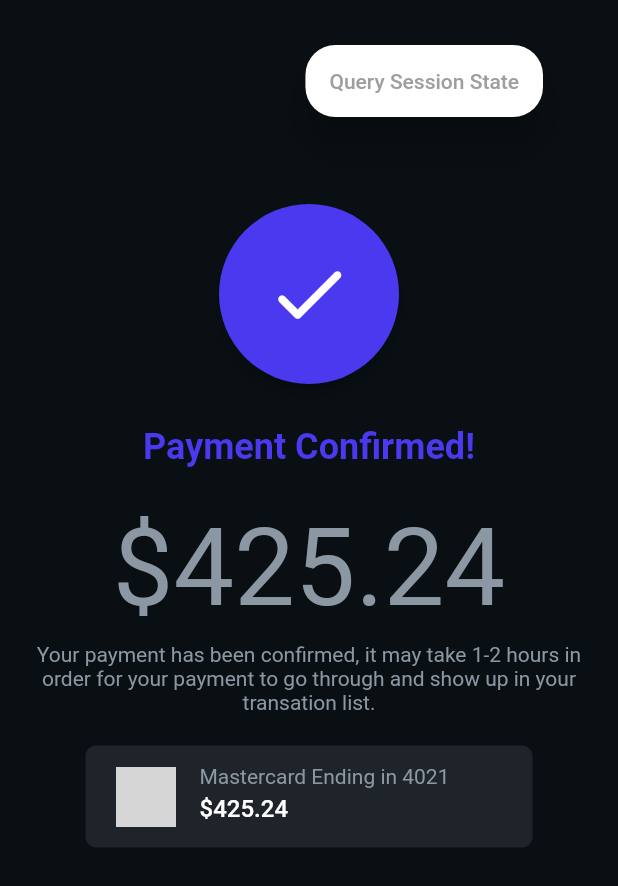
After one commit to GabrielMarcus1/Gabe, a Flutter app: the PaymentconfirmationWidget screen opened directly, on a phone screen of 412 x 824 dp. The commit adds this screen. Shown: the top 886 px of the screen. Run offline on Flutter 3.47's test engine with Material 2 defaults, Android fonts, the phone set to English and light mode, and no system bars; Roboto replaces fonts that are missing (Lexend Deca); grey boxes are pictures that could not be loaded.

Commit message:
Payment status added

```diff
--- a/lib/PaymentPopUpConfirmation.dart
+++ b/lib/PaymentPopUpConfirmation.dart
@@ -5,7 +5,7 @@ import 'package:flutter/material.dart';
 //import 'package:google_fonts/google_fonts.dart';
 
 class PaymentPopUpWidget extends StatefulWidget {
-  const PaymentPopUpWidget({Key? key, required}) : super(key: key);
+  const PaymentPopUpWidget({Key? key}) : super(key: key);
 
   @override
   _PaymentPopUpWidgetState createState() => _PaymentPopUpWidgetState();
--- /dev/null
+++ b/lib/PaymentStatus.dart
@@ -0,0 +1,211 @@
+//import '../flutter_flow/flutter_flow_icon_button.dart';
+//import '../flutter_flow/flutter_flow_theme.dart';
+//import '../flutter_flow/flutter_flow_util.dart';
+//import '../flutter_flow/flutter_flow_widgets.dart';
+import 'package:flutter/material.dart';
+//import 'package:google_fonts/google_fonts.dart';
+
+class PaymentconfirmationWidget extends StatefulWidget {
+  const PaymentconfirmationWidget({Key? key}) : super(key: key);
+
+  @override
+  _PaymentconfirmationWidgetState createState() =>
+      _PaymentconfirmationWidgetState();
+}
+
+class _PaymentconfirmationWidgetState extends State<PaymentconfirmationWidget> {
+  final scaffoldKey = GlobalKey<ScaffoldState>();
+
+  @override
+  Widget build(BuildContext context) {
+    return Scaffold(
+      key: scaffoldKey,
+      backgroundColor: Color(0xFF090F13),
+      body: SafeArea(
+        child: Column(
+          mainAxisSize: MainAxisSize.max,
+          children: [
+            Padding(
+              padding: EdgeInsetsDirectional.fromSTEB(20, 0, 20, 0),
+              child: Row(
+                mainAxisSize: MainAxisSize.max,
+                mainAxisAlignment: MainAxisAlignment.end,
+                children: [
+                  Card(
+                    elevation: 10,
+                    shape: const RoundedRectangleBorder(
+                      borderRadius: BorderRadius.all(Radius.circular(20)),
+                    ),
+                    margin: const EdgeInsets.all(30),
+                    child: MaterialButton(
+                      child: const Text(
+                        'Query Session State',
+                        style: TextStyle(color: Colors.grey),
+                      ),
+                      onPressed: () {
+                        // fuction();
+                      },
+                    ),
+                  ),
+                ],
+              ),
+            ),
+            Padding(
+              padding: EdgeInsetsDirectional.fromSTEB(0, 24, 0, 0),
+              child: Card(
+                clipBehavior: Clip.antiAliasWithSaveLayer,
+                color: Color(0xFF4B39EF),
+                elevation: 3,
+                shape: RoundedRectangleBorder(
+                  borderRadius: BorderRadius.circular(70),
+                ),
+                child: Padding(
+                  padding: EdgeInsetsDirectional.fromSTEB(30, 30, 30, 30),
+                  child: Icon(
+                    Icons.check_rounded,
+                    color: Colors.white,
+                    size: 60,
+                  ),
+                ),
+              ),
+            ),
+            Padding(
+              padding: EdgeInsetsDirectional.fromSTEB(0, 24, 0, 0),
+              child: Text(
+                'Payment Confirmed!', //add backend of payment confirmed or denied or pending
+                style: TextStyle(
+                  fontFamily: 'Lexend Deca',
+                  color: Color(0xFF4B39EF),
+                  fontSize: 24,
+                  fontWeight: FontWeight.bold,
+                ),
+              ),
+            ),
+            Padding(
+              padding: EdgeInsetsDirectional.fromSTEB(0, 24, 0, 0),
+              child: Text(
+                '\$425.24', //add backend of amount
+                style: TextStyle(
+                  fontFamily: 'Lexend Deca',
+                  color: Color(0xFF8B97A2),
+                  fontSize: 72,
+                  fontWeight: FontWeight.normal,
+                ),
+              ),
+            ),
+            Padding(
+              padding: EdgeInsetsDirectional.fromSTEB(24, 8, 24, 0),
+              child: Text(
+                'Your payment has been confirmed, it may take 1-2 hours in order for your payment to go through and show up in your transation list.',
+                textAlign: TextAlign.center,
+                style: TextStyle(
+                  fontFamily: 'Lexend Deca',
+                  color: Color(0xFF8B97A2),
+                  fontSize: 14,
+                  fontWeight: FontWeight.normal,
+                ),
+              ),
+            ),
+            Padding(
+              padding: EdgeInsetsDirectional.fromSTEB(0, 20, 0, 0),
+              child: Container(
+                width: 300,
+                height: 70,
+                decoration: BoxDecoration(
+                  color: Color(0xFF1E2429),
+                  borderRadius: BorderRadius.circular(8),
+                  border: Border.all(
+                    color: Color(0xFF090F13),
+                  ),
+                ),
+                child: Row(
+                  mainAxisSize: MainAxisSize.max,
+                  children: [
+                    Padding(
+                      padding: EdgeInsetsDirectional.fromSTEB(20, 0, 0, 0),
+                      child: Image.asset(
+                        'assets/images/masterCard@2x.png',
+                        width: 40,
+                        height: 40,
+                        fit: BoxFit.fitWidth,
+                      ),
+                    ),
+                    Padding(
+                      padding: EdgeInsetsDirectional.fromSTEB(16, 0, 0, 0),
+                      child: Column(
+                        mainAxisSize: MainAxisSize.max,
+                        mainAxisAlignment: MainAxisAlignment.center,
+                        crossAxisAlignment: CrossAxisAlignment.start,
+                        children: [
+                          Padding(
+                            padding: EdgeInsetsDirectional.fromSTEB(0, 0, 0, 4),
+                            child: Text(
+                              'Mastercard Ending in 4021',
+                              style: TextStyle(
+                                fontFamily: 'Lexend Deca',
+                                color: Color(0xFF8B97A2),
+                                fontSize: 14,
+                                fontWeight: FontWeight.normal,
+                              ),
+                            ),
+                          ),
+                          Padding(
+                            padding: EdgeInsetsDirectional.fromSTEB(0, 0, 0, 4),
+                            child: Text(
+                              '\$425.24',
+                              style: TextStyle(
+                                fontFamily: 'Lexend Deca',
+                                color: Colors.white,
+                                fontSize: 16,
+                                fontWeight: FontWeight.w500,
+                              ),
+                            ),
+                          ),
+                        ],
+                      ),
+                    ),
+                  ],
+                ),
+              ),
+            ),
+            /*  Expanded(
+              child: Padding(
+                padding: EdgeInsetsDirectional.fromSTEB(0, 0, 0, 32),
+                child: Column(
+                  mainAxisSize: MainAxisSize.max,
+                  mainAxisAlignment: MainAxisAlignment.end,
+                  children: [
+                    FFButtonWidget(
+                      onPressed: () {
+                        print('Button pressed ...');
+                      },
+                      text: 'Go Home',
+                      options: FFButtonOptions(
+                        width: 230,
+                        height: 50,
+                        color: Color(0xFF1E2429),
+                        textStyle:
+                            FlutterFlowTheme.of(context).subtitle2.override(
+                                  fontFamily: 'Lexend Deca',
+                                  color: Colors.white,
+                                  fontSize: 16,
+                                  fontWeight: FontWeight.w500,
+                                ),
+                        elevation: 0,
+                        borderSide: BorderSide(
+                          color: Colors.transparent,
+                          width: 1,
+                        ),
+                        borderRadius: 40,
+                      ),
+                    ),
+                  ],
+                ),
+              ),
+            ), */
+          ],
+        ),
+      ),
+    );
+  }
+}
--- a/lib/main.dart
+++ b/lib/main.dart
@@ -1,5 +1,6 @@
 import 'package:flutter/material.dart';
 import 'package:flutter_application_2/PaymentPopUpConfirmation.dart';
+import 'package:flutter_application_2/PaymentStatus.dart';
 import 'PaymentHistory.dart';
 import 'Settings.dart';
 
@@ -56,6 +57,17 @@ class FirstRoute extends StatelessWidget {
                   );
             },
           ),
+          new ElevatedButton(
+            child: const Text('Pop up'),
+            onPressed: () {
+              Navigator.push(
+                  // SettingsPageWidget();
+                  context,
+                  MaterialPageRoute(
+                      builder: (context) => PaymentconfirmationWidget()) // const SecondRoute()),
+                  );
+            },
+          ),
         ],
       ),
     );
```
